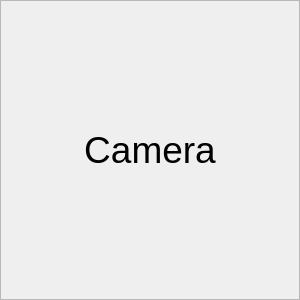
The window that ui/Pointcloud.ui (argenortega/AUI) describes before a commit, drawn with Qt 5.
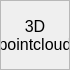
The same window after the commit.

What changed in the file:
```diff
--- a/ui/Pointcloud.ui
+++ b/ui/Pointcloud.ui
@@ -6,8 +6,8 @@
    <rect>
     <x>0</x>
     <y>0</y>
-    <width>300</width>
-    <height>300</height>
+    <width>70</width>
+    <height>70</height>
    </rect>
   </property>
   <property name="sizePolicy">
@@ -18,14 +18,14 @@
   </property>
   <property name="minimumSize">
    <size>
-    <width>100</width>
-    <height>100</height>
+    <width>50</width>
+    <height>50</height>
    </size>
   </property>
   <property name="maximumSize">
    <size>
-    <width>300</width>
-    <height>300</height>
+    <width>70</width>
+    <height>70</height>
    </size>
   </property>
   <property name="cursor">
@@ -49,9 +49,15 @@
        <verstretch>0</verstretch>
       </sizepolicy>
      </property>
+     <property name="maximumSize">
+      <size>
+       <width>70</width>
+       <height>70</height>
+      </size>
+     </property>
      <property name="font">
       <font>
-       <pointsize>28</pointsize>
+       <pointsize>12</pointsize>
       </font>
      </property>
      <property name="cursor">
@@ -67,11 +73,17 @@
       <enum>QFrame::Sunken</enum>
      </property>
      <property name="text">
-      <string>Camera</string>
+      <string>3D pointcloud</string>
+     </property>
+     <property name="scaledContents">
+      <bool>true</bool>
      </property>
      <property name="alignment">
       <set>Qt::AlignCenter</set>
      </property>
+     <property name="wordWrap">
+      <bool>true</bool>
+     </property>
      <property name="textInteractionFlags">
       <set>Qt::NoTextInteraction</set>
      </property>
```
Left out of the diff: 8 changed lines with no effect on the pictures.
